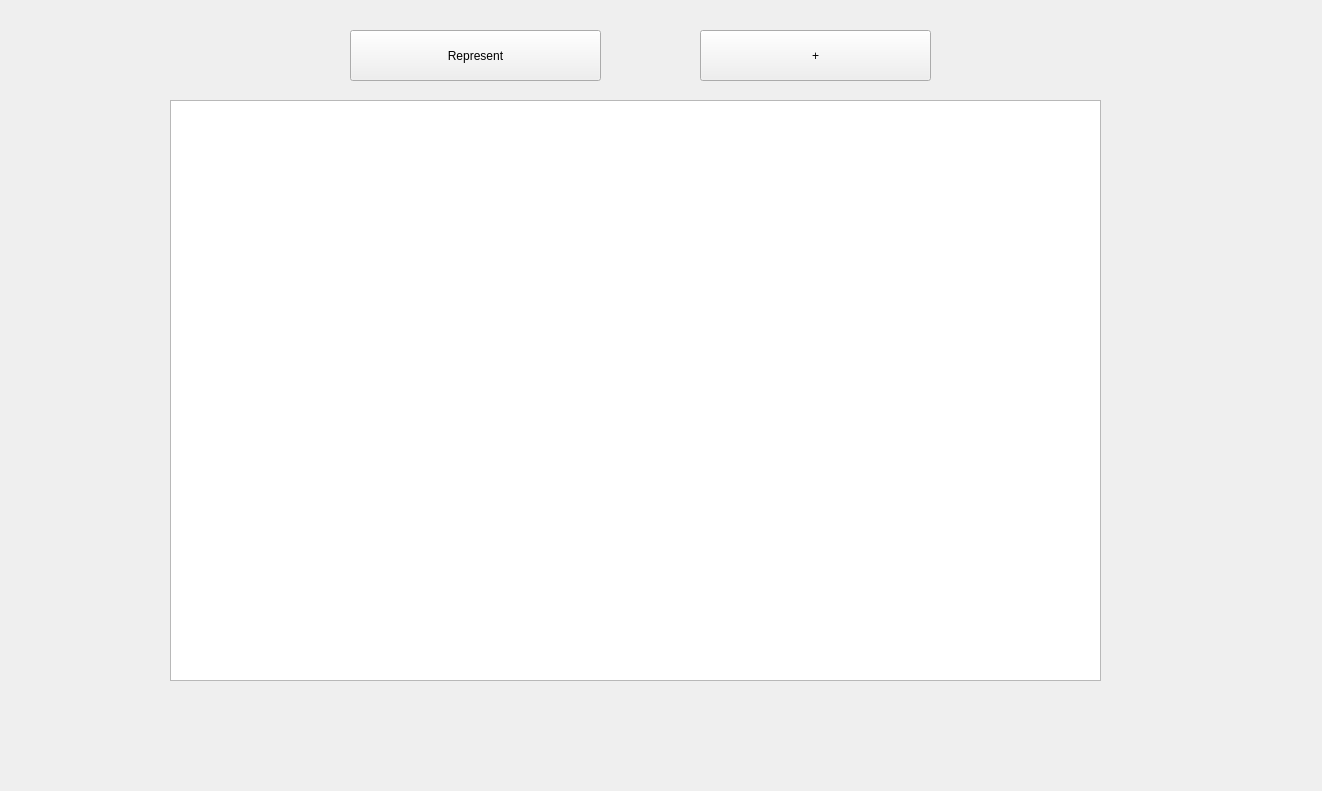
MikitaVitkouski/BSU, file C++/Projects/Notes/QtGUI/NotesGUI/mainwindow.ui: the form before one commit.
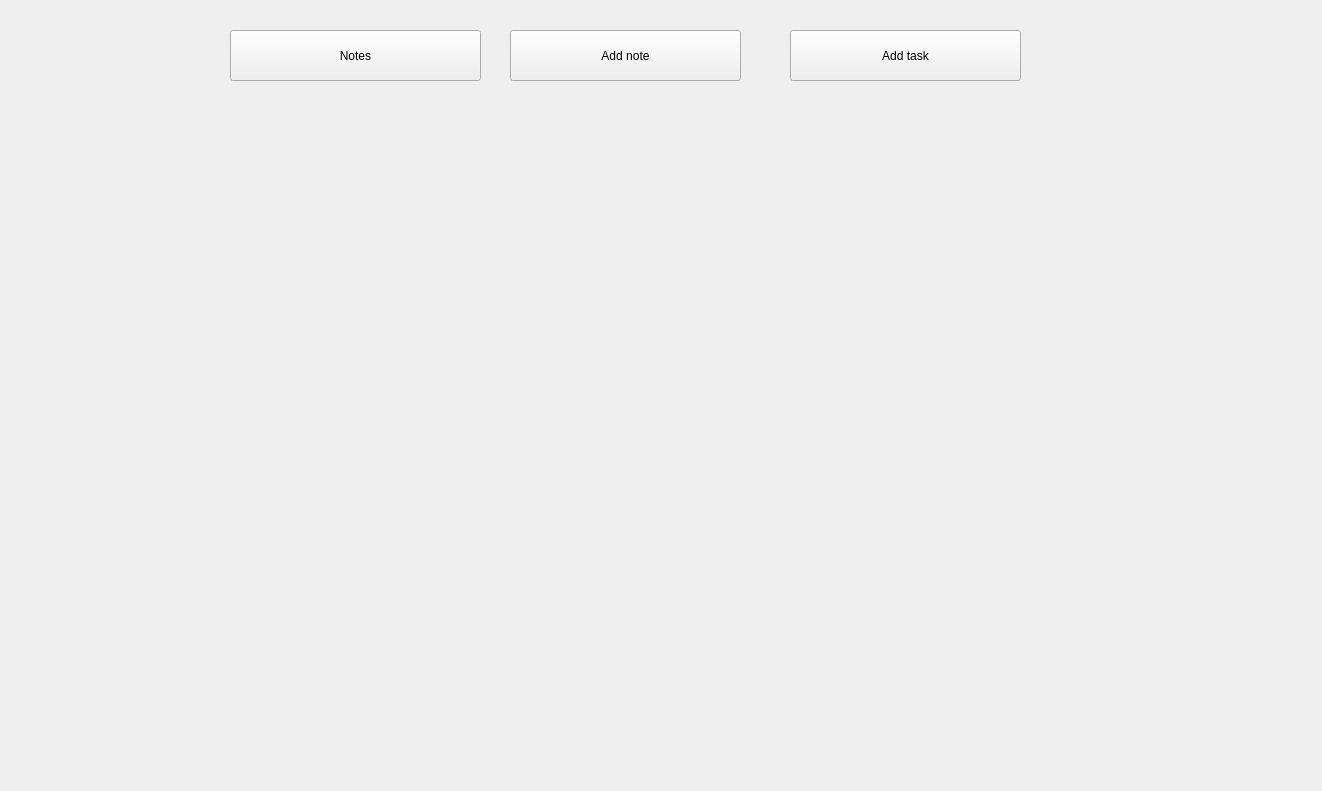
The form after the commit.

Commit message: ui: add pageAddTask, pageRepresentTasks to notesStackedWidget, btnAddTaskMenu, btnRepresentTasks to centralwidget

What changed in the file:
```diff
--- a/C++/Projects/Notes/QtGUI/NotesGUI/mainwindow.ui
+++ b/C++/Projects/Notes/QtGUI/NotesGUI/mainwindow.ui
@@ -23,6 +23,9 @@
       <height>651</height>
      </rect>
     </property>
+    <property name="currentIndex">
+     <number>2</number>
+    </property>
     <widget class="QWidget" name="pageRepresent">
      <widget class="QListWidget" name="listWidgetNotes">
       <property name="geometry">
@@ -102,31 +105,45 @@
       </property>
      </widget>
     </widget>
+    <widget class="QWidget" name="pageAddTask"/>
    </widget>
    <widget class="QPushButton" name="btnRepresent">
     <property name="geometry">
      <rect>
-      <x>350</x>
+      <x>230</x>
       <y>30</y>
       <width>251</width>
       <height>51</height>
      </rect>
     </property>
     <property name="text">
-     <string>Represent</string>
+     <string>Notes</string>
     </property>
    </widget>
    <widget class="QPushButton" name="btnAddNoteMenu">
     <property name="geometry">
      <rect>
-      <x>700</x>
+      <x>510</x>
       <y>30</y>
       <width>231</width>
       <height>51</height>
      </rect>
     </property>
     <property name="text">
-     <string>+</string>
+     <string>Add note</string>
+    </property>
+   </widget>
+   <widget class="QPushButton" name="btnAddTaskMenu">
+    <property name="geometry">
+     <rect>
+      <x>790</x>
+      <y>30</y>
+      <width>231</width>
+      <height>51</height>
+     </rect>
+    </property>
+    <property name="text">
+     <string>Add task</string>
     </property>
    </widget>
   </widget>
```
The commit also changes 4 other files.
